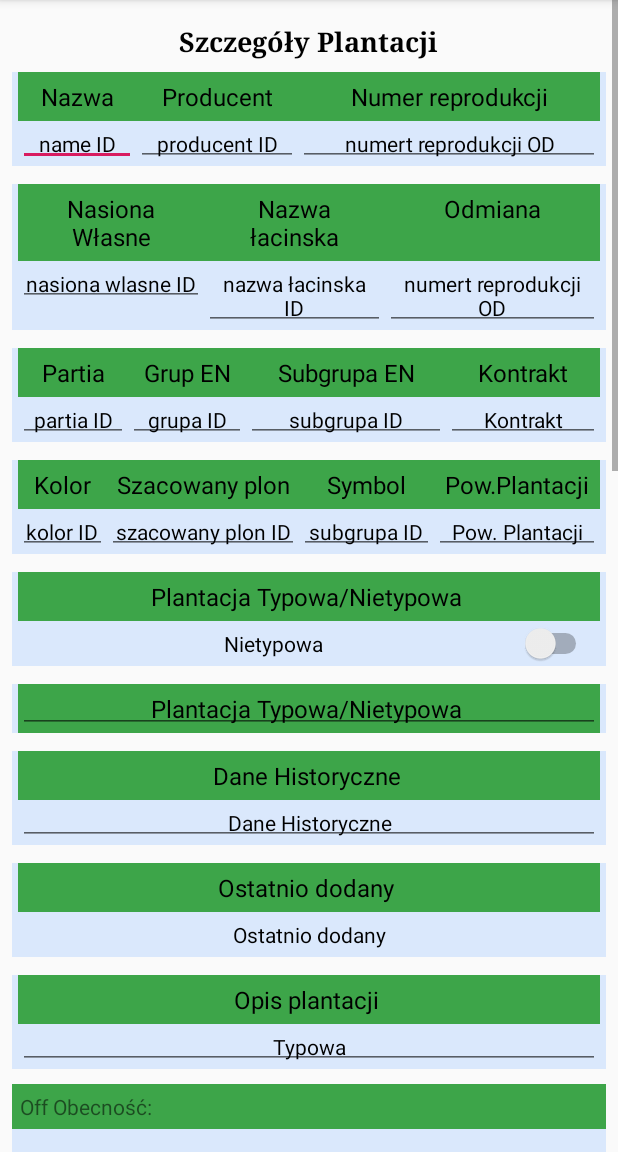
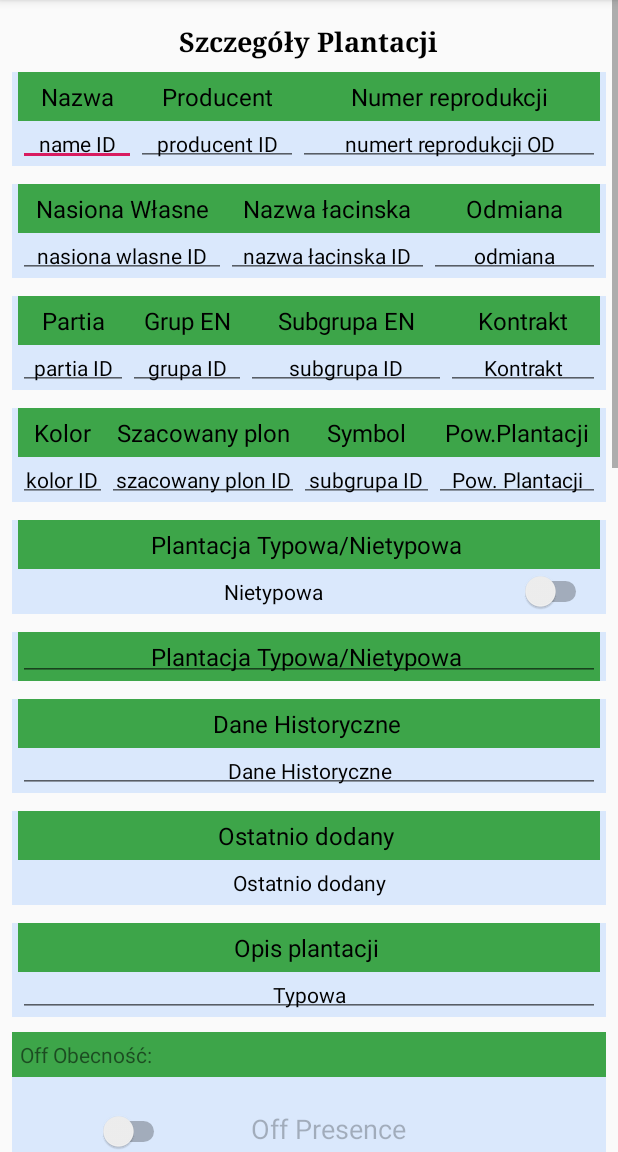
Before and after one commit to alfred1989/Legutko_APP, an Android app: the ProductUpdateActivity screen opened directly, with no data from a screen before it, on a phone screen of 412 x 824 dp, the part 84-1236 px from its top. Run offline under Robolectric (Android 15) with nearby library versions, the phone set to English and light mode, and no system bars; libraries missing offline, so code that uses them is left out: com.bestsoft32.tt_fancy_gif_dialog_lib; 30 statements that could not run were skipped.

Commit message:
variables have been corrected and rearranged

```diff
--- a/app/src/main/java/com/example/legutkoapplication/ProductAdapter.java
+++ b/app/src/main/java/com/example/legutkoapplication/ProductAdapter.java
@@ -36,8 +36,8 @@
         TextView code = view.findViewById(R.id.code);
         TextView species = view.findViewById(R.id.species);
         TextView standardPlantation = view.findViewById(R.id.standard_plantation);
-        TextView commentaryInPL = view.findViewById(R.id.plantation_area);
         TextView batch = view.findViewById(R.id.batch);
+        TextView plantation_area = view.findViewById(R.id.plantation_area);
         TextView comment = view.findViewById(R.id.comment);
 
         name.setText(product.getName());
@@ -45,7 +45,6 @@
         code.setText(String.valueOf(product.getCode()));
         species.setText(product.getSpecies());
         standardPlantation.setText(product.getStandardPlantation());
-        commentaryInPL.setText(product.getPlantation_area());
         batch.setText(product.getBatch());
         comment.setText(product.getComment());
 
--- a/app/src/main/java/com/example/legutkoapplication/activity/ProductUpdateActivity.java
+++ b/app/src/main/java/com/example/legutkoapplication/activity/ProductUpdateActivity.java
@@ -1,6 +1,7 @@
 package com.example.legutkoapplication.activity;
 
 import android.Manifest;
+import android.annotation.SuppressLint;
 import android.content.BroadcastReceiver;
 import android.content.Context;
 import android.content.Intent;
@@ -56,7 +57,6 @@
 import java.util.Locale;
 
 
-
 public class ProductUpdateActivity extends AppCompatActivity implements CompoundButton.OnCheckedChangeListener, itemClickListener {
     private static final int WRITE_EXTERNAL_STORAGE_CODE = 2;
     static final int REQUEST_IMAGE_CAPTURE = 1;
@@ -81,19 +81,16 @@
     EditText offPercentageField;
     TextView descriptionField;
     EditText standardPlantationField;
-    TextView commentField;
+    EditText commentField;
     EditText batchField;
     EditText codeField;
-    TextView plantationIdField;
-    TextView plantation_areaPLField;
-    TextView descriptionInEnglishField;
-    TextView dField;
-    TextView commentPLField;
-    TextView symbolField;
-    TextView historical_dataField;
-    EditText contrectField;
+    EditText plantationIdField;
+    EditText descriptionInPLField;
+    EditText symbolField;
+    EditText historical_dataField;
+    EditText contractField;
     EditText recently_addedField;
-    TextView own_seed_batchField;
+    EditText plantation_areaField;
     Switch switchStandardPlantation;
     Switch switchStandardPlantationTypical;
     Switch switchOffPresence_Incorrect;
@@ -105,6 +102,8 @@
     private BroadcastReceiver br;
     public int numberOfClicks = 0;
     String timeStamp = new SimpleDateFormat("yyyy_MM_dd", Locale.getDefault()).format(System.currentTimeMillis());
+
+    @SuppressLint("WrongViewCast")
     @Override
     protected void onCreate(Bundle savedInstanceState) {
         super.onCreate(savedInstanceState);
@@ -139,15 +138,13 @@
         batchField = findViewById(R.id.batch);
         codeField = findViewById(R.id.code);
         plantationIdField = findViewById(R.id.plantation_id);
-        plantation_areaPLField = findViewById(R.id.plantation_area);
-        descriptionInEnglishField = findViewById(R.id.descriptionInEnglish);
-//        dField = findViewById(R.id.d);
-        commentPLField = findViewById(R.id.commentPL);
+        descriptionInPLField = findViewById(R.id.descriptionInPL);
         symbolField = findViewById(R.id.symbol);
         historical_dataField = findViewById(R.id.historical_dataField_activiti);
-        contrectField = findViewById(R.id.contract);
+        contractField = findViewById(R.id.contract);
         recently_addedField = findViewById(R.id.recently_added);
-        own_seed_batchField = findViewById(R.id.own_seed_batch);
+        plantation_areaField = findViewById(R.id.plantation_area);
+
         //----------------------------Switch Standard Plantanion--------------------------------------------------
         switchStandardPlantation = findViewById(R.id.switch_standard_plantation);
         switchStandardPlantation.setOnCheckedChangeListener(this);
@@ -174,15 +171,13 @@
         batchField.setText(product.getBatch());
         codeField.setText(product.getCode());
         plantationIdField.setText(product.getPlantationId());
-        plantation_areaPLField.setText(product.getPlantation_area());
-        descriptionInEnglishField.setText(product.getDescriptionInPL());
-        commentPLField.setText(product.getDescriptionInPL());
+        descriptionInPLField.setText(product.getDescriptionInPL());
         symbolField.setText(product.getSymbol());
         historical_dataField.setText(product.getHistorical_data());
-
-        own_seed_batchField.setText(product.getDescriptionInPL());
+        contractField.setText(product.getContract());
+        recently_addedField.setText(product.getRecently_added());
         String nameSpilt = product.getName();
-        String [] nameSpiltTab = nameSpilt.split("/");
+        String[] nameSpiltTab = nameSpilt.split("/");
         nameField.setText(nameSpiltTab[0]);
         System.out.println(nameSpiltTab[0] + "spilt");
 
@@ -248,13 +243,13 @@
         String batch = batchField.getText().toString().trim();
         String code = codeField.getText().toString().trim();
         String plantationId = plantationIdField.getText().toString().trim();
+        String descriptionInPL = descriptionInPLField.getText().toString().trim();
         String symbol = symbolField.getText().toString().trim();
         String historical_data = historical_dataField.getText().toString().trim();
-        String powierzchnia = plantation_areaPLField.getText().toString().trim();
-        String own_seed_batch = own_seed_batchField.getText().toString().trim();
-        String contract = contrectField.getText().toString().trim();
+        String contract = contractField.getText().toString().trim();
         String recently_added = recently_addedField.getText().toString().trim();
-        System.out.println(own_seed_batch + "   own_seed_batch ");
+        String plantation_area = plantation_areaField.getText().toString().trim();
+//        System.out.println(own_seed_batch + "   own_seed_batch ");
         String test = standardPlantation;
         if (test == null) {
             System.out.println("Hello word");
@@ -263,17 +258,17 @@
             descriptionField.setBackgroundColor(Color.RED);
             descriptionField.setText("-");
         }
-        String descriptionInEnglish = descriptionField.getText().toString() +"|";
+        String descriptionInEnglish = descriptionField.getText().toString() + "|";
         description = descriptionInEnglish;
-        String  commentaryInPL = own_seed_batch;
-        System.out.println(commentaryInPL+ "   commentaryInPL");
-        descriptionInEnglish = own_seed_batch;
-        System.out.println( );
-        historical_data = historical_data + "; "+timeStamp+" "+recently_added;
-        description = timeStamp+" "+recently_added;
-        return new Product(productId, producer, species, name, variety, color, group, subgroup, estimatedCrop, offPresence,
-                offPercentage, description, standardPlantation, comment, batch, code, plantationId, commentaryInPL, descriptionInEnglish,
-                symbol, historical_data, contract, recently_added);
+//        String  commentaryInPL = own_seed_batch;  //własna partia nasion
+//        System.out.println(commentaryInPL+ "   commentaryInPL");
+//        descriptionInEnglish = own_seed_batch;
+        System.out.println();
+        historical_data = historical_data + "; " + timeStamp + " " + recently_added;
+        description = timeStamp + " " + recently_added;
+        return new Product(productId, producer, species, name, variety, color, group, subgroup, estimatedCrop,
+                offPresence, offPercentage, description, standardPlantation, comment, batch, code, plantationId,
+                descriptionInPL, symbol, historical_data, contract, recently_added, plantation_area);
     }
 
     private void updateProduct() {
@@ -322,8 +317,7 @@
         if (switchStandardPlantation.isChecked()) {
             standardPlantationField.setText("Nietypowa");
             saveReport();
-        }
-        else {
+        } else {
             standardPlantationField.setText("Typowa");
         }
         if (switchOffPresence_Incorrect.isChecked()) {
@@ -336,6 +330,7 @@
             findViewById(R.id.off_presence).setEnabled(false);
         }
     }
+
     public void ok(View view) {
         startActivity(new Intent(ProductUpdateActivity.this, ProductUpdateActivity.class));
         finish();
@@ -351,22 +346,22 @@
         if (!mFolder.exists()) {
             mFolder.mkdir();
         }
-        File Directory = new File(fileDataTab+"/dataTab");
+        File Directory = new File(fileDataTab + "/dataTab");
         Directory.mkdirs();
 
         File mFolderI = new File(fileDataTab);
         if (!mFolder.exists()) {
             mFolder.mkdir();
         }
-        File DirectoryI = new File(fileDataTab+"/My Files");
+        File DirectoryI = new File(fileDataTab + "/My Files");
         DirectoryI.mkdirs();
         System.out.println(fileDataTab + "   fileDataTab");
         if (!file.exists()) {  //sprawdza czy lokalizacja pliku nie istnieje
             System.out.println(!file.exists() + " iiiiiiiiiiiiiiiiii");
             storageDir.mkdirs();   //tworzy lokalizacje
-            if( storageDir.mkdirs()==true){
+            if (storageDir.mkdirs() == true) {
                 System.out.println("lokalizacja fileDataTab udana");
-            }else {
+            } else {
                 System.out.println("lokalizacja fileDataTab nie udana");
             }
         }
@@ -376,11 +371,11 @@
         System.out.println(storageDirMy_Files + "   storageDirMy_Files");
         if (!storageDirMy_Files.exists()) {  //sprawdza czy lokalizacja pliku nie istnieje
             storageDirMy_Files.mkdirs();   //tworzy lokalizacje
-            if(storageDirMy_Files.mkdirs()==true){
+            if (storageDirMy_Files.mkdirs() == true) {
                 System.out.println("lokalizacja storageDirMy_Files udana");
             }
         }
-        ActivityCompat.requestPermissions(this, new String[]{Manifest.permission.WRITE_EXTERNAL_STORAGE},1);
+        ActivityCompat.requestPermissions(this, new String[]{Manifest.permission.WRITE_EXTERNAL_STORAGE}, 1);
         updateProduct();
         getSupportActionBar().hide();
 
@@ -402,7 +397,7 @@
                         .OnPositiveClicked(new TTFancyGifDialogListener() {
                             @Override
                             public void OnClick() {
-                                Toast.makeText(ProductUpdateActivity.this,"Ok",Toast.LENGTH_SHORT).show();
+                                Toast.makeText(ProductUpdateActivity.this, "Ok", Toast.LENGTH_SHORT).show();
                             }
                         })
 
@@ -423,7 +418,7 @@
                         .OnPositiveClicked(new TTFancyGifDialogListener() {
                             @Override
                             public void OnClick() {
-                                Toast.makeText(ProductUpdateActivity.this,"Ok",Toast.LENGTH_SHORT).show();
+                                Toast.makeText(ProductUpdateActivity.this, "Ok", Toast.LENGTH_SHORT).show();
                             }
                         })
 
@@ -453,7 +448,7 @@
 
         if (!storageDirMy_Filess.exists()) {  //sprawdza czy lokalizacja pliku nie istnieje
             storageDirMy_Filess.mkdir();   //tworzy lokalizacje
-            if(storageDirMy_Filess.mkdir()==true){
+            if (storageDirMy_Filess.mkdir() == true) {
                 System.out.println("lokalizacja storageDirMy_Files udana");
             }
         }
@@ -510,7 +505,7 @@
         String REPORTS_PHOTOS_DIR = Environment.DIRECTORY_PICTURES + "/reports_photos/" + nameFileImage;
 
         String timeStamp = new SimpleDateFormat("yyyyMMdd_HHmmss").format(new Date());
-    String imageFileName =file_foto_name + "_" + timeStamp;
+        String imageFileName = file_foto_name + "_" + timeStamp;
         File storageDir = Environment.getExternalStoragePublicDirectory(REPORTS_PHOTOS_DIR);
         if (!storageDir.exists()) {  //sprawdza czy lokalizacja pliku nie istnieje
             storageDir.mkdir();   //tworzy lokalizacje
@@ -587,6 +582,7 @@
 //        startActivity(new Intent(ProductUpdateActivity.this, EmailAutoActivity.class));
 
     }
+
     public void open_gallery_app(View view) {
         Intent intent = new Intent();
         intent.setAction(android.content.Intent.ACTION_VIEW);
@@ -617,6 +613,7 @@
         System.out.println(localFile + "  localFilelocalFilelocalFilelocalFilelocalFile");
         return localFile;
     }
+
     public ArrayList<imageFolder> getPicturePaths() {
         ArrayList<imageFolder> picFolders = new ArrayList<>();
         ArrayList<String> picPaths = new ArrayList<>();
@@ -688,21 +685,17 @@
     public void onPicClicked(String pictureFolderPath, String folderName) {
         Intent move = new Intent(ProductUpdateActivity.this, ImageDisplay.class);
         //---------------------------
-        if (Build.VERSION.SDK_INT >= Build.VERSION_CODES.KITKAT)
-        {
+        if (Build.VERSION.SDK_INT >= Build.VERSION_CODES.KITKAT) {
             Intent mediaScanIntent = new Intent(Intent.ACTION_MEDIA_SCANNER_SCAN_FILE);
-            File f = new File("file://"+ Environment.getExternalStoragePublicDirectory(Environment.DIRECTORY_PICTURES));
+            File f = new File("file://" + Environment.getExternalStoragePublicDirectory(Environment.DIRECTORY_PICTURES));
             Uri contentUri = Uri.fromFile(f);
             mediaScanIntent.setData(contentUri);
             this.sendBroadcast(mediaScanIntent);
 
-            System.out.println("file://"+ Environment.getExternalStoragePublicDirectory(Environment.DIRECTORY_PICTURES) );
-        }
-        else
-        {
+            System.out.println("file://" + Environment.getExternalStoragePublicDirectory(Environment.DIRECTORY_PICTURES));
+        } else {
             sendBroadcast(new Intent(Intent.ACTION_MEDIA_MOUNTED, Uri.parse("file://" + Environment.getExternalStorageDirectory())));
         }
-
 
 
         //------------------------
--- a/app/src/main/res/layout/activity_product__update.xml
+++ b/app/src/main/res/layout/activity_product__update.xml
@@ -205,7 +205,7 @@
                         android:layout_weight="3"
                         android:gravity="center"
                         android:padding="5dp"
-                        android:text="numert reprodukcji OD"
+                        android:text="odmiana"
                         android:textAppearance="?android:attr/textAppearanceSmall"
                         android:textColor="#000000"></EditText>
                 </TableRow>
@@ -819,7 +819,10 @@
                 android:orientation="vertical"
                 tools:context="com.GallegryImgActivity">
 
-
+<EditText
+    android:id="@+id/descriptionInPL"
+    android:layout_width="wrap_content"
+    android:layout_height="match_parent"/>
                 <RelativeLayout
                     android:layout_width="match_parent"
                     android:layout_height="match_parent"
```
Also changed, not shown: app/src/main/java/com/example/legutkoapplication/activity/ProductAddActivity.java (+17 -23 lines), app/src/main/java/com/example/legutkoapplication/database/DBHelperInitializer.java (+26 -25 lines), app/src/main/java/com/example/legutkoapplication/model/Product.java (+34 -34 lines), app/src/main/res/layout/activity_product_add.xml (+100 -92 lines), app/src/main/res/layout/list_item_product.xml (+19 -16 lines), app/src/main/assets/intel.db. Lines whose indentation alone changed are shown as unchanged.
